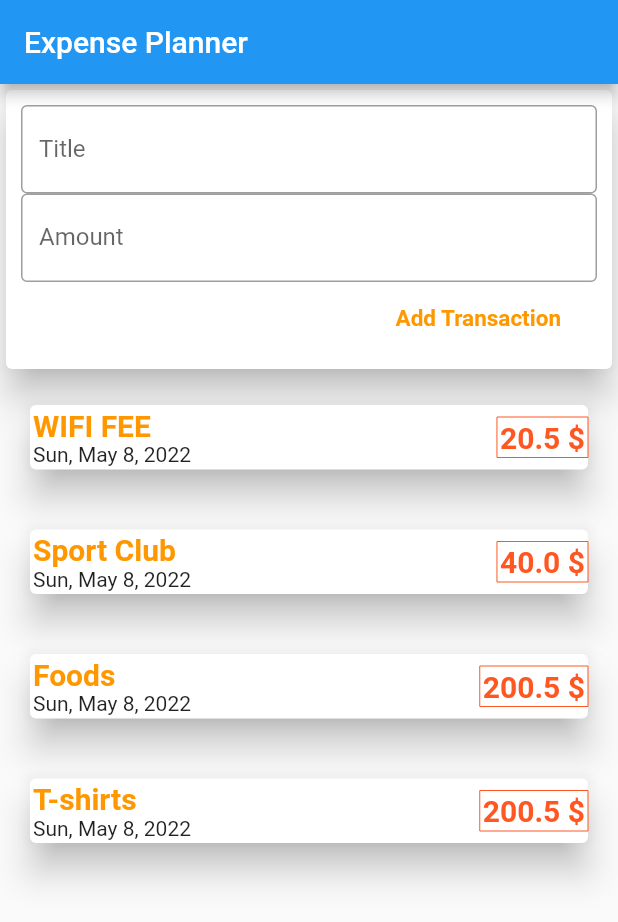
After one commit to hamzaaitbenyissa/expense_planner, a Flutter app: the screen it shows after launch, on a phone screen of 412 x 824 dp. The commit adds this screen. Shown: the top 922 px of the screen. Run offline on Flutter 3.47's test engine with Material 2 defaults, Android fonts, the phone set to English and light mode, and no system bars.

Commit message:
split widgets

```diff
--- /dev/null
+++ b/lib/widgets/new_transaction.dart
@@ -0,0 +1,53 @@
+import 'package:flutter/cupertino.dart';
+import 'package:flutter/material.dart';
+
+class NewTransaction extends StatelessWidget {
+  final titlecontroller = TextEditingController();
+  final amountcontroller = TextEditingController();
+  final Function AddNewTransaction;
+  NewTransaction(this.AddNewTransaction);
+
+  @override
+  Widget build(BuildContext context) {
+    return Card(
+        elevation: 10,
+        child: Container(
+          padding: EdgeInsets.all(10),
+          child: Column(
+            crossAxisAlignment: CrossAxisAlignment.end,
+            children: [
+              TextField(
+                controller: titlecontroller,
+                decoration: InputDecoration(
+                  border: OutlineInputBorder(),
+                  labelText: 'Title',
+                ),
+                // onChanged: (value) => {this.title = value},
+              ),
+              TextField(
+                controller: amountcontroller,
+                decoration: InputDecoration(
+                  border: OutlineInputBorder(),
+                  labelText: 'Amount',
+                ),
+                // onChanged: (value) => {this.amount = value},
+              ),
+              FlatButton(
+                  child: TextButton(
+                onPressed: () => {
+                  AddNewTransaction(
+                      titlecontroller.text, double.parse(amountcontroller.text))
+                },
+                child: Text(
+                  "Add Transaction",
+                  style: TextStyle(
+                      color: Colors.orange,
+                      fontWeight: FontWeight.bold,
+                      fontSize: 15),
+                ),
+              ))
+            ],
+          ),
+        ));
+  }
+}
--- /dev/null
+++ b/lib/widgets/transactions_list.dart
@@ -0,0 +1,65 @@
+import 'package:expense_planner/entities/transaction.dart';
+import 'package:flutter/cupertino.dart';
+import 'package:flutter/material.dart';
+import 'package:intl/intl.dart';
+
+// ignore: must_be_immutable
+class TransactionsList extends StatelessWidget {
+  List<Transaction> transactions = [];
+
+  TransactionsList(this.transactions);
+
+  @override
+  Widget build(BuildContext context) {
+    return Container(
+      height: 500,
+      child: SingleChildScrollView(
+        child: Column(
+            children: transactions.map((tx) {
+          return Container(
+              width: double.infinity,
+              margin: const EdgeInsets.all(6),
+              padding: EdgeInsets.all(10.0),
+              child: Card(
+                child: Row(
+                    mainAxisAlignment: MainAxisAlignment.spaceBetween,
+                    children: <Widget>[
+                      Container(
+                        padding: EdgeInsets.all(2),
+                        child: Column(
+                          crossAxisAlignment: CrossAxisAlignment.start,
+                          children: [
+                            Text(
+                              tx.title,
+                              style: TextStyle(
+                                  color: Colors.orange,
+                                  fontWeight: FontWeight.bold,
+                                  fontSize: 20),
+                              textAlign: TextAlign.center,
+                            ),
+                            Text(DateFormat.yMMMEd().format(tx.date),
+                                textAlign: TextAlign.center),
+                          ],
+                        ),
+                      ),
+                      Container(
+                          padding: EdgeInsets.all(2),
+                          decoration: BoxDecoration(
+                            border: Border.all(color: Colors.deepOrange, width: 0),
+                          ),
+                          child: Text(
+                            tx.amount.toString() + " \$",
+                            textAlign: TextAlign.center,
+                            style: TextStyle(
+                                color: Colors.deepOrange,
+                                fontWeight: FontWeight.bold,
+                                fontSize: 20),
+                          )),
+                    ]),
+                elevation: 10,
+              ));
+        }).toList()),
+      ),
+    );
+  }
+}
--- /dev/null
+++ b/lib/widgets/user_transactions.dart
@@ -0,0 +1,41 @@
+import 'package:expense_planner/entities/transaction.dart';
+import 'package:expense_planner/widgets/new_transaction.dart';
+import 'package:expense_planner/widgets/transactions_list.dart';
+import 'package:flutter/cupertino.dart';
+
+class UserTransactions extends StatefulWidget {
+  @override
+  _UserTransactionsState createState() => _UserTransactionsState();
+}
+
+class _UserTransactionsState extends State<UserTransactions> {
+  final List<Transaction> _transactions = [
+    Transaction(
+        id: "T1", title: "WIFI FEE", amount: 20.5, date: DateTime.now()),
+    Transaction(
+        id: "T2", title: "Sport Club", amount: 40, date: DateTime.now()),
+    Transaction(id: "T3", title: "Foods", amount: 200.5, date: DateTime.now()),
+    Transaction(
+        id: "T4", title: "T-shirts", amount: 200.5, date: DateTime.now()),
+  ];
+
+//  (_) means , it's private to its library
+  void _AddNewTransaction(String title, double amount) {
+    final NewTx = new Transaction(
+        title: title,
+        amount: amount,
+        date: DateTime.now(),
+        id: DateTime.now().toString());
+    setState(() {
+      _transactions.add(NewTx);
+    });
+  }
+
+  @override
+  Widget build(BuildContext context) {
+    return Column(
+        mainAxisAlignment: MainAxisAlignment.start,
+        crossAxisAlignment: CrossAxisAlignment.center,
+        children: [NewTransaction(_AddNewTransaction), TransactionsList(_transactions)]);
+  }
+}
```
Also changed, not shown: lib/main.dart (+7 -110 lines).
